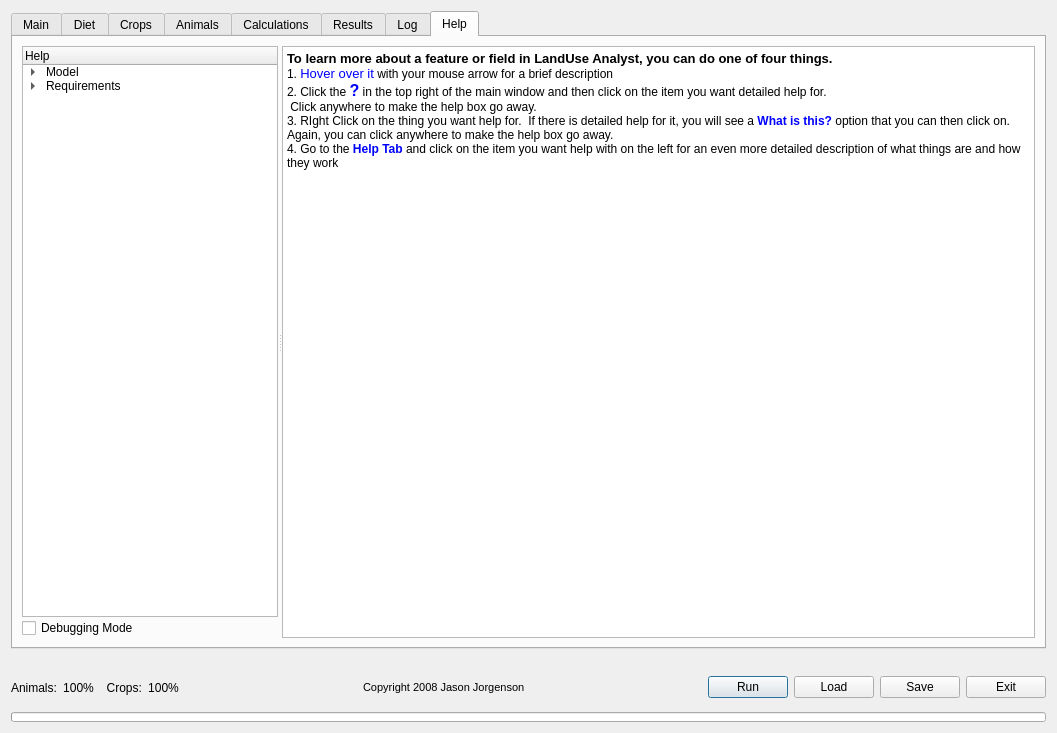
Before: the Qt Designer form landuse_analyst/landuse_analyst_dialog_base.ui in arkygeek/landuseanalyst, drawn with Qt 5.
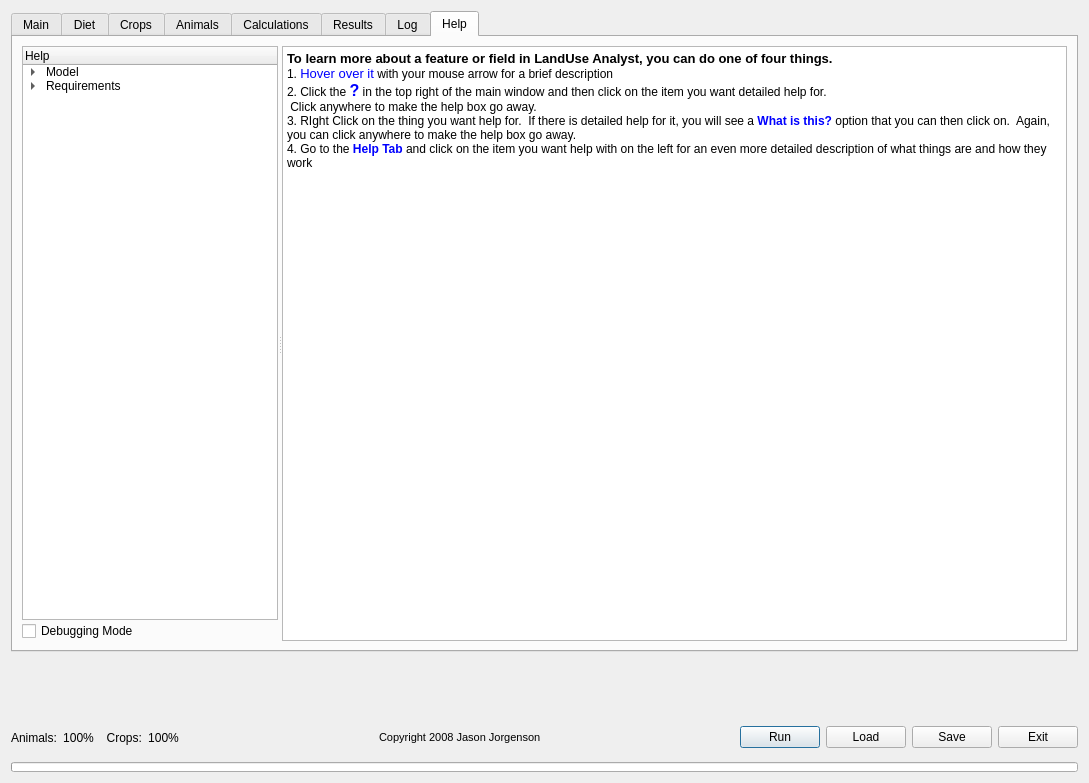
After: the same form once the commit is applied. The open tabs and pages were chosen to show the change. Icons and pictures are not drawn.

```diff
--- a/landuse_analyst/landuse_analyst_dialog_base.ui
+++ b/landuse_analyst/landuse_analyst_dialog_base.ui
@@ -1,13 +1,13 @@
 <ui version="4.0" >
  <author>Jason Jorgenson</author>
  <class>LaMainFormBase</class>
- <widget class="QDialog" name="LaMainFormBase" >
-  <property name="geometry" >
+ <widget class="QDialog" name="LaMainFormBase">
+  <property name="geometry">
    <rect>
     <x>0</x>
     <y>0</y>
-    <width>1057</width>
-    <height>733</height>
+    <width>1089</width>
+    <height>783</height>
    </rect>
   </property>
   <property name="sizePolicy" >
@@ -3265,16 +3265,17 @@
           <property name="styleSheet" >
            <string>&lt;CENTER></string>
           </property>
-          <property name="html" >
-           <string>&lt;html>&lt;head>&lt;meta name="qrichtext" content="1" />&lt;style type="text/css">
+          <property name="html">
+           <string>&lt;!DOCTYPE HTML PUBLIC &quot;-//W3C//DTD HTML 4.0//EN&quot; &quot;http://www.w3.org/TR/REC-html40/strict.dtd&quot;&gt;
+&lt;html&gt;&lt;head&gt;&lt;meta name=&quot;qrichtext&quot; content=&quot;1&quot; /&gt;&lt;style type=&quot;text/css&quot;&gt;
 p, li { white-space: pre-wrap; }
-&lt;/style>&lt;/head>&lt;body style=" font-family:'Lucida Grande'; font-size:13pt; font-weight:400; font-style:normal;">
-&lt;p style=" margin-top:0px; margin-bottom:0px; margin-left:0px; margin-right:0px; -qt-block-indent:0; text-indent:0px; font-family:'Sans Serif'; font-size:9pt;">&lt;span style=" font-size:10pt; font-weight:600;">To learn more about a feature or field in LandUse Analyst, you can do one of four things.&lt;/span>&lt;/p>
-&lt;p style=" margin-top:0px; margin-bottom:0px; margin-left:0px; margin-right:0px; -qt-block-indent:0; text-indent:0px; font-family:'Sans Serif'; font-size:9pt;">1. &lt;span style=" font-size:10pt; color:#0000ff;">Hover over it&lt;/span> with your mouse arrow for a brief description&lt;/p>
-&lt;p style=" margin-top:0px; margin-bottom:0px; margin-left:0px; margin-right:0px; -qt-block-indent:0; text-indent:0px; font-family:'Sans Serif'; font-size:9pt;">2. Click the &lt;span style=" font-size:12pt; font-weight:600; color:#0000ff;">?&lt;/span> in the top right of the main window and then click on the item you want detailed help for.&lt;/p>
-&lt;p style=" margin-top:0px; margin-bottom:0px; margin-left:0px; margin-right:0px; -qt-block-indent:0; text-indent:0px; font-family:'Sans Serif'; font-size:9pt;"> Click anywhere to make the help box go away.&lt;/p>
-&lt;p style=" margin-top:0px; margin-bottom:0px; margin-left:0px; margin-right:0px; -qt-block-indent:0; text-indent:0px; font-family:'Sans Serif'; font-size:9pt;">3. RIght Click on the thing you want help for.  If there is detailed help for it, you will see a &lt;span style=" font-weight:600; color:#0000ff;">What is this?&lt;/span> option that you can then click on.  Again, you can click anywhere to make the help box go away.&lt;/p>
-&lt;p style=" margin-top:0px; margin-bottom:0px; margin-left:0px; margin-right:0px; -qt-block-indent:0; text-indent:0px; font-family:'Sans Serif'; font-size:9pt;">4. Go to the &lt;span style=" font-weight:600; color:#0000ff;">Help&lt;/span> &lt;span style=" font-weight:600; color:#0000ff;">Tab&lt;/span> and click on the item you want help with on the left for an even more detailed description of what things are and how they work&lt;/p>&lt;/body>&lt;/html></string>
+&lt;/style&gt;&lt;/head&gt;&lt;body style=&quot; font-family:'.SF NS Text'; font-size:13pt; font-weight:400; font-style:normal;&quot;&gt;
+&lt;p style=&quot; margin-top:0px; margin-bottom:0px; margin-left:0px; margin-right:0px; -qt-block-indent:0; text-indent:0px;&quot;&gt;&lt;span style=&quot; font-family:'Sans Serif'; font-size:10pt; font-weight:600;&quot;&gt;To learn more about a feature or field in LandUse Analyst, you can do one of four things.&lt;/span&gt;&lt;/p&gt;
+&lt;p style=&quot; margin-top:0px; margin-bottom:0px; margin-left:0px; margin-right:0px; -qt-block-indent:0; text-indent:0px;&quot;&gt;&lt;span style=&quot; font-family:'Sans Serif'; font-size:9pt;&quot;&gt;1. &lt;/span&gt;&lt;span style=&quot; font-family:'Sans Serif'; font-size:10pt; color:#0000ff;&quot;&gt;Hover over it&lt;/span&gt;&lt;span style=&quot; font-family:'Sans Serif'; font-size:9pt;&quot;&gt; with your mouse arrow for a brief description&lt;/span&gt;&lt;/p&gt;
+&lt;p style=&quot; margin-top:0px; margin-bottom:0px; margin-left:0px; margin-right:0px; -qt-block-indent:0; text-indent:0px;&quot;&gt;&lt;span style=&quot; font-family:'Sans Serif'; font-size:9pt;&quot;&gt;2. Click the &lt;/span&gt;&lt;span style=&quot; font-family:'Sans Serif'; font-size:12pt; font-weight:600; color:#0000ff;&quot;&gt;?&lt;/span&gt;&lt;span style=&quot; font-family:'Sans Serif'; font-size:9pt;&quot;&gt; in the top right of the main window and then click on the item you want detailed help for.&lt;/span&gt;&lt;/p&gt;
+&lt;p style=&quot; margin-top:0px; margin-bottom:0px; margin-left:0px; margin-right:0px; -qt-block-indent:0; text-indent:0px;&quot;&gt;&lt;span style=&quot; font-family:'Sans Serif'; font-size:9pt;&quot;&gt; Click anywhere to make the help box go away.&lt;/span&gt;&lt;/p&gt;
+&lt;p style=&quot; margin-top:0px; margin-bottom:0px; margin-left:0px; margin-right:0px; -qt-block-indent:0; text-indent:0px;&quot;&gt;&lt;span style=&quot; font-family:'Sans Serif'; font-size:9pt;&quot;&gt;3. RIght Click on the thing you want help for.  If there is detailed help for it, you will see a &lt;/span&gt;&lt;span style=&quot; font-family:'Sans Serif'; font-size:9pt; font-weight:600; color:#0000ff;&quot;&gt;What is this?&lt;/span&gt;&lt;span style=&quot; font-family:'Sans Serif'; font-size:9pt;&quot;&gt; option that you can then click on.  Again, you can click anywhere to make the help box go away.&lt;/span&gt;&lt;/p&gt;
+&lt;p style=&quot; margin-top:0px; margin-bottom:0px; margin-left:0px; margin-right:0px; -qt-block-indent:0; text-indent:0px;&quot;&gt;&lt;span style=&quot; font-family:'Sans Serif'; font-size:9pt;&quot;&gt;4. Go to the &lt;/span&gt;&lt;span style=&quot; font-family:'Sans Serif'; font-size:9pt; font-weight:600; color:#0000ff;&quot;&gt;Help&lt;/span&gt;&lt;span style=&quot; font-family:'Sans Serif'; font-size:9pt;&quot;&gt; &lt;/span&gt;&lt;span style=&quot; font-family:'Sans Serif'; font-size:9pt; font-weight:600; color:#0000ff;&quot;&gt;Tab&lt;/span&gt;&lt;span style=&quot; font-family:'Sans Serif'; font-size:9pt;&quot;&gt; and click on the item you want help with on the left for an even more detailed description of what things are and how they work&lt;/span&gt;&lt;/p&gt;&lt;/body&gt;&lt;/html&gt;</string>
           </property>
          </widget>
         </widget>
```
Left out of the diff: 2458 changed lines with no effect on the pictures.
